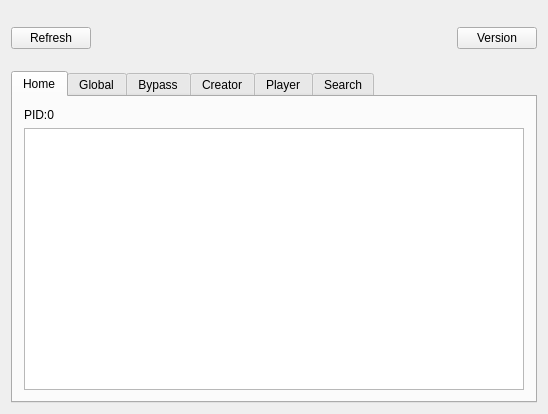
Above: src/_MegaHack5/mainwindow.ui from absoIute/Mega-Hack-v5 before the change. Below: the same form after it.
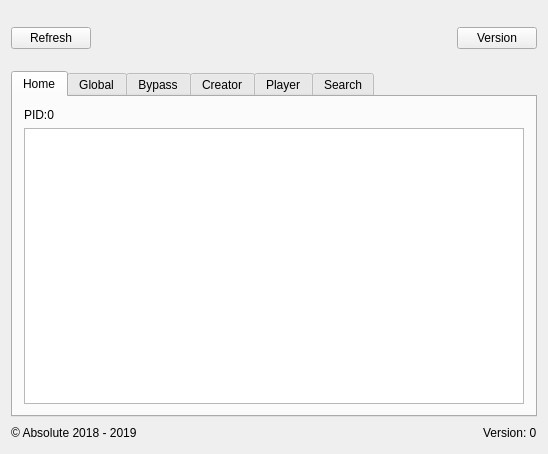
That is the form after the change. The open tabs and pages were chosen to show the change. Icons and pictures are not drawn.

```diff
--- a/src/_MegaHack5/mainwindow.ui
+++ b/src/_MegaHack5/mainwindow.ui
@@ -6,8 +6,8 @@
    <rect>
     <x>0</x>
     <y>0</y>
-    <width>528</width>
-    <height>414</height>
+    <width>525</width>
+    <height>454</height>
    </rect>
   </property>
   <property name="windowTitle">
@@ -730,6 +730,37 @@
       </widget>
      </widget>
     </item>
+    <item>
+     <layout class="QHBoxLayout" name="horizontalLayout_2">
+      <item>
+       <widget class="QLabel" name="copyrightLabel">
+        <property name="text">
+         <string>&lt;html&gt;&lt;head/&gt;&lt;body&gt;&lt;p&gt;&amp;copy; Absolute 2018 - 2019&lt;/p&gt;&lt;/body&gt;&lt;/html&gt;</string>
+        </property>
+       </widget>
+      </item>
+      <item>
+       <spacer name="horizontalSpacer_11">
+        <property name="orientation">
+         <enum>Qt::Horizontal</enum>
+        </property>
+        <property name="sizeHint" stdset="0">
+         <size>
+          <width>40</width>
+          <height>20</height>
+         </size>
+        </property>
+       </spacer>
+      </item>
+      <item>
+       <widget class="QLabel" name="versionLabel">
+        <property name="text">
+         <string>Version: 0</string>
+        </property>
+       </widget>
+      </item>
+     </layout>
+    </item>
    </layout>
   </widget>
   <widget class="QMenuBar" name="menuBar">
```
Left out of the diff: 4 changed lines with no effect on the pictures.
